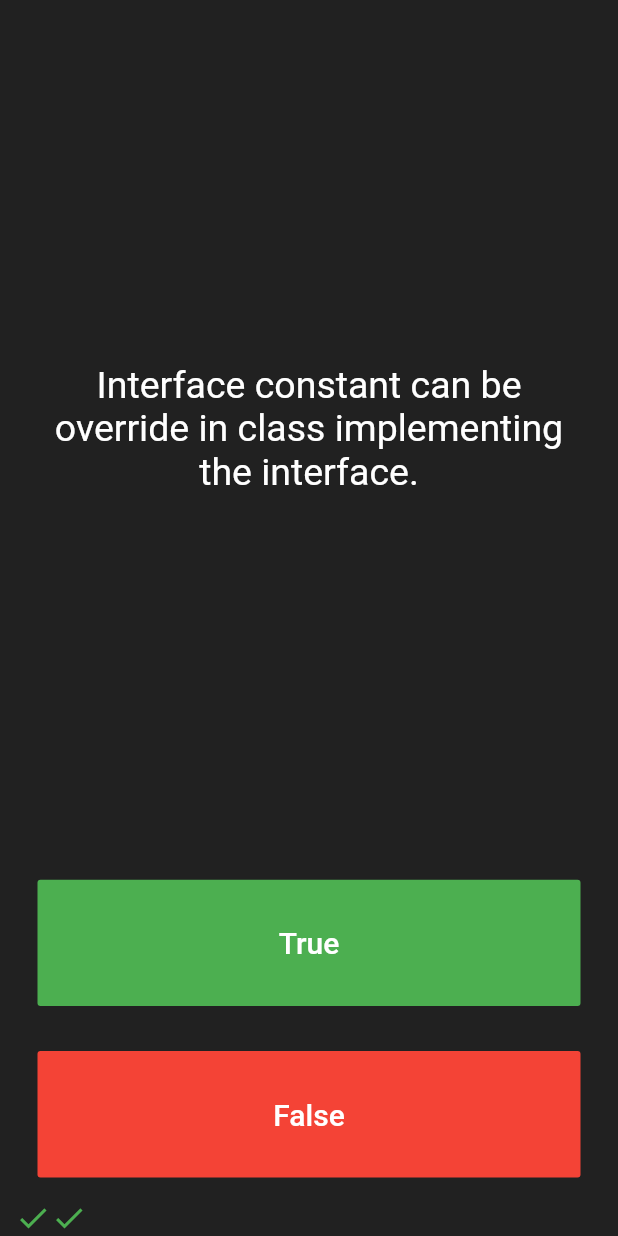
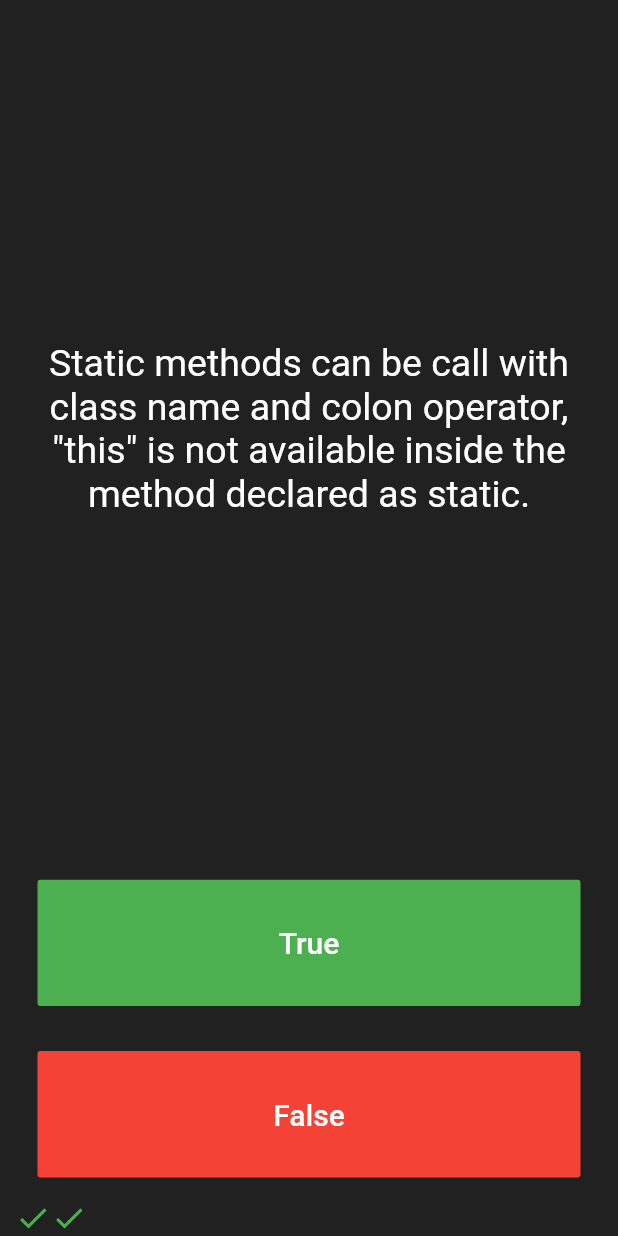
Before and after one commit to iamsaqibs/quizer_app, a Flutter app: the screen it shows after launch, after a tap on "True", after a tap on "False", on a phone screen of 412 x 824 dp. Run offline on Flutter 3.47's test engine with Material 2 defaults, Android fonts, the phone set to English and light mode, and no system bars.

Commit message:
Added a new class and some logical checks

```diff
--- a/lib/main.dart
+++ b/lib/main.dart
@@ -28,46 +28,30 @@ class MainApp extends StatefulWidget {
 class _MainAppState extends State<MainApp> {
   int index = 0;
   int limit = 11;
+  List<Question> questions = [
+    Question(question: 'Parent constructors are not called implicitly if the child class defines a constructor?', answer: true),
+    Question(question: 'Interface constant can be override in class implementing the interface.', answer: false),
+    Question(question: 'Static methods can be call with class name and colon operator, \"this\" is not available inside the method declared as static.',  answer: true),
+    Question(question: 'Static properties can be accessed through the object using the arrow operator \"->\".', answer: false),
+    Question(question: 'If parent class has Final method abc(). Method abc() can be overridden in child class.', answer: false),
+    Question(question: 'In PHP, a class can be inherited from one base class and with multiple base classes.', answer: false),
+    Question(question: 'To create instance of class \"new\" keyword is not required.', answer: false),
+    Question(question: '\"this\" is a reference to the calling object', answer: true),
+    Question(question: 'The variable name is case-sensitive in PHP.', answer: true),
+    Question(question: 'PHP is an open source software', answer: true),
+    Question(question: 'A function cannot be defined inside another function', answer: true),
+    Question(question: 'Functions cannot return more than one value at a time', answer: true)
+  ];
   List<Icon> score = [];
-  List<String> questions = [
-    'Parent constructors are not called implicitly if the child class defines a constructor?',
-    'Parent constructors are not called implicitly if the child class defines a constructor.',
-    'Interface constant can be override in class implementing the interface.',
-    'Static methods can be call with class name and colon operator, \"this\" is not available inside the method declared as static.',
-    'Static properties can be accessed through the object using the arrow operator \"->\".',
-    'If parent class has Final method abc(). Method abc() can be overridden in child class.',
-    'In PHP, a class can be inherited from one base class and with multiple base classes.',
-    'To create instance of class \"new\" keyword is not required.',
-    '\"this\" is a reference to the calling object',
-    'The variable name is case-sensitive in PHP.',
-    'PHP is an open source software',
-    'A function cannot be defined inside another function',
-    'Functions cannot return more than one value at a time',
-  ];
-  List<bool> answers = [
-    true,
-    false,
-    true,
-    false,
-    false,
-    false,
-    false,
-    true,
-    true,
-    true,
-    true,
-    true,
-  ];
 
   void checkAnswer({bool answer}){
     setState(() {
-      if(index <= limit){
-        if(answer == answers[index]){
+      if(index < questions.length - 1){
+        if(questions[index].answer == answer){
           score.add(Icon(Icons.check, color: Colors.green,));
         } else {
           score.add(Icon(Icons.close, color: Colors.red,));
         }
-
         index++;
       }
     });
@@ -84,7 +68,7 @@ class _MainAppState extends State<MainApp> {
             padding: EdgeInsets.all(10.0),
             child: Center(
               child: Text(
-                questions[index],
+                questions[index].question,
                 textAlign: TextAlign.center,
                 style: TextStyle(fontSize: 25.0, color: Colors.white),
               ),
--- a/lib/questions.dart
+++ b/lib/questions.dart
@@ -1,8 +1,8 @@
-class Questions {
+class Question {
   String question;
   bool answer;
 
-  Questions({String question, bool answer}){
+  Question({String question, bool answer}){
     this.question = question;
     this.answer = answer;
   }
```
